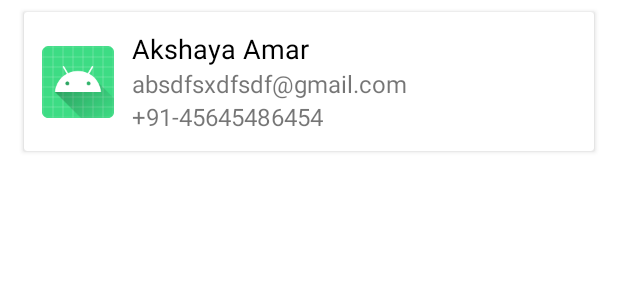
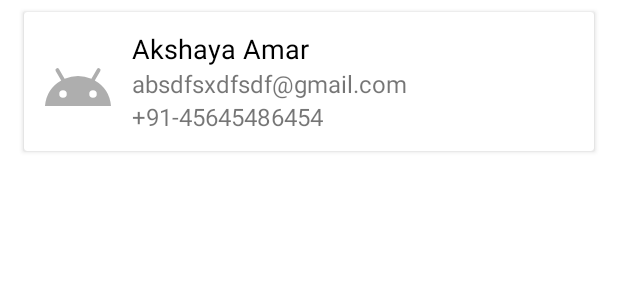
Before and after one commit to Akshaya-Amar/FetchDataFlow, an Android app: the layout user_item.xml on its own in the app's theme, with its tools: preview values and no code run, on a phone screen of 412 x 824 dp. Shown: the top 300 px of the screen. Run offline under Robolectric (Android 15) with nearby library versions, the phone set to English and light mode, and no system bars.

Commit message:
add glide to display user profile pic

```diff
--- a/app/build.gradle.kts
+++ b/app/build.gradle.kts
@@ -45,12 +45,13 @@ dependencies {
      implementation(libs.material)
      implementation(libs.retrofit)
      implementation(libs.converter.gson)
+     implementation("androidx.lifecycle:lifecycle-runtime-ktx:2.8.7")
      implementation("com.squareup.okhttp3:logging-interceptor:4.12.0")
      implementation("com.google.dagger:hilt-android:2.56.1")
      implementation(libs.androidx.activity)
      implementation(libs.androidx.constraintlayout)
+     implementation("com.github.bumptech.glide:glide:4.16.0")
      kapt("com.google.dagger:hilt-android-compiler:2.56.1")
-     implementation("androidx.lifecycle:lifecycle-runtime-ktx:2.8.7")
      testImplementation(libs.junit)
      androidTestImplementation(libs.androidx.junit)
      androidTestImplementation(libs.androidx.espresso.core)
--- a/app/src/main/java/com/amar/fetchdataflow/util/SafeApiCall.kt
+++ b/app/src/main/java/com/amar/fetchdataflow/util/SafeApiCall.kt
@@ -1,5 +1,6 @@
 package com.amar.fetchdataflow.util
 
+import android.util.Log
 import com.amar.fetchdataflow.common.Result
 import kotlinx.coroutines.Dispatchers
 import kotlinx.coroutines.delay
@@ -15,7 +16,9 @@ import java.util.concurrent.TimeoutException
 fun <T> safeApiCall(
      fetchData: suspend () -> Response<T>
 ): Flow<Result<T>> = flow {
+     Log.d("check...", "Before fetchData: ${Thread.currentThread().name}")
      val response = fetchData()
+     Log.d("check...", "Before fetchData: ${Thread.currentThread().name}")
      if (response.isSuccessful) {
           response.body()?.let {
                emit(Result.Success(it))
--- /dev/null
+++ b/app/src/main/res/drawable/ic_profile_default.xml
@@ -0,0 +1,5 @@
+<vector xmlns:android="http://schemas.android.com/apk/res/android" android:height="48dp" android:tint="#AEAEAE" android:viewportHeight="24" android:viewportWidth="24" android:width="48dp">
+
+    <path android:fillColor="#FF000000" android:pathData="M17.6,11.48 L19.44,8.3a0.63,0.63 0,0 0,-1.09 -0.63l-1.88,3.24a11.43,11.43 0,0 0,-8.94 0L5.65,7.67a0.63,0.63 0,0 0,-1.09 0.63L6.4,11.48A10.81,10.81 0,0 0,1 20L23,20A10.81,10.81 0,0 0,17.6 11.48ZM7,17.25A1.25,1.25 0,1 1,8.25 16,1.25 1.25,0 0,1 7,17.25ZM17,17.25A1.25,1.25 0,1 1,18.25 16,1.25 1.25,0 0,1 17,17.25Z"/>
+
+</vector>
--- a/app/src/main/res/layout/user_item.xml
+++ b/app/src/main/res/layout/user_item.xml
@@ -27,7 +27,7 @@
                 app:layout_constraintBottom_toBottomOf="parent"
                 app:layout_constraintStart_toStartOf="parent"
                 app:layout_constraintTop_toTopOf="parent"
-                tools:src="@mipmap/ic_launcher" />
+                tools:src="@drawable/ic_profile_default" />
 
             <TextView
                 android:id="@+id/name_text"
```
Also changed, not shown: app/src/main/java/com/amar/fetchdataflow/ui/adapter/UserAdapter.kt (+22 -3 lines).
